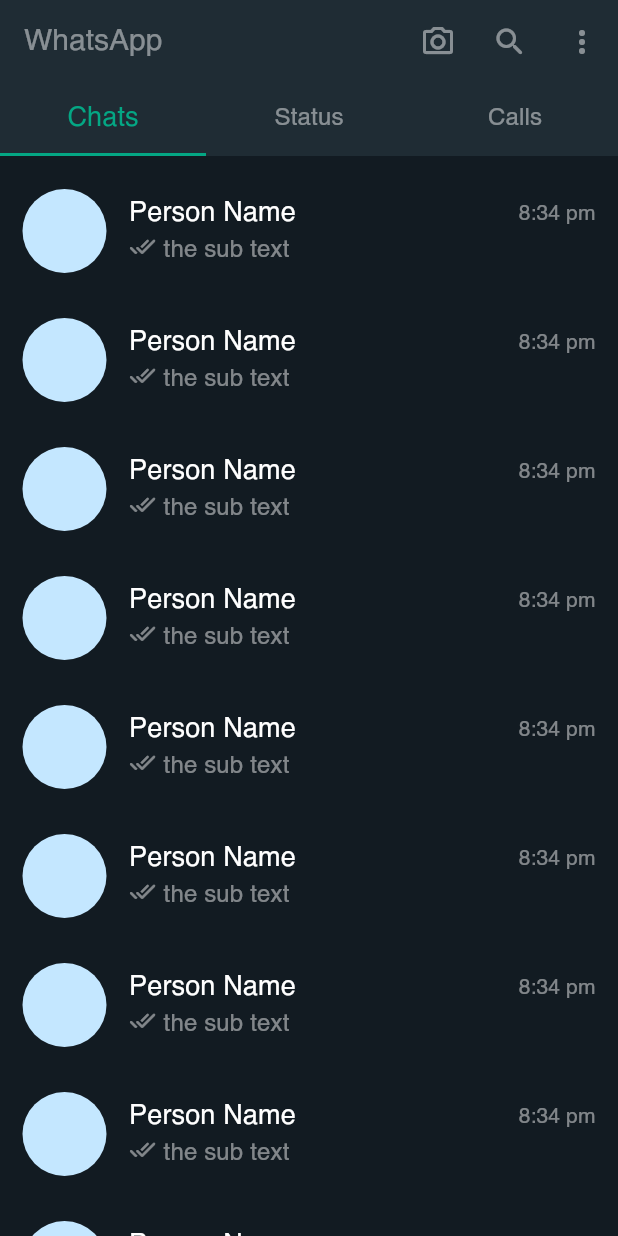
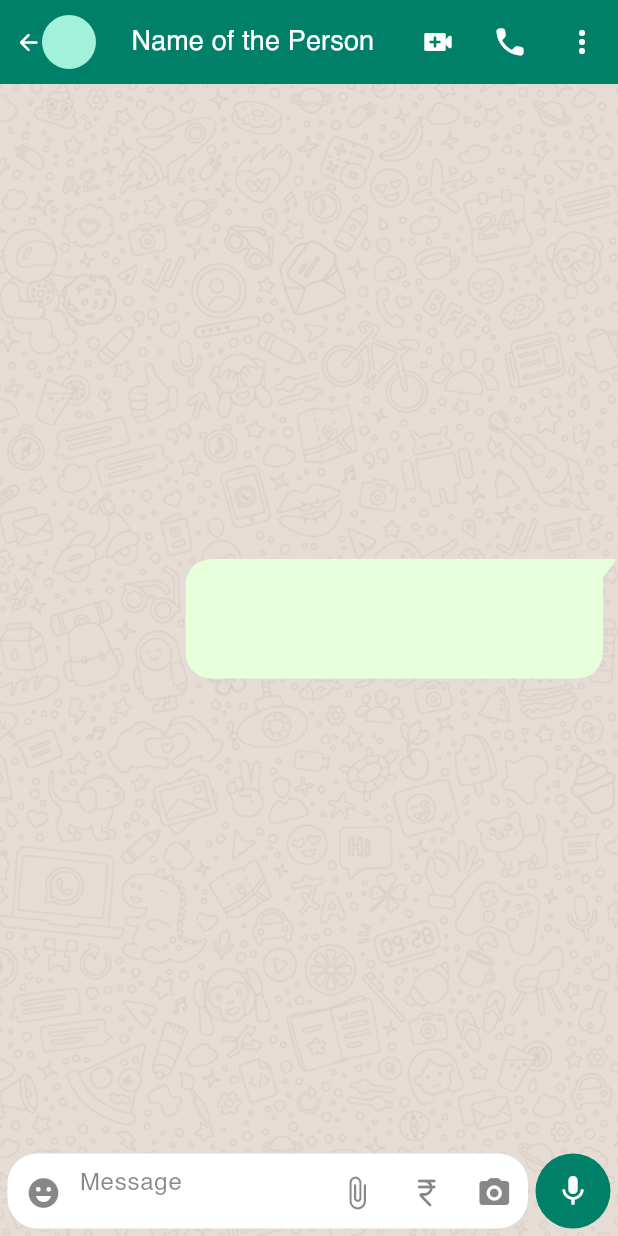
Before and after one commit to cyrDhanush/whatsapp_clone, a Flutter app: the screen it shows after launch, after a tap on "Person Name", on a phone screen of 412 x 824 dp. Run offline on Flutter 3.47's test engine with Material 2 defaults, Android fonts, the phone set to English and light mode, and no system bars.

Commit message:
chattingscreen half finished

```diff
--- a/lib/main.dart
+++ b/lib/main.dart
@@ -1,5 +1,6 @@
 import 'package:flutter/material.dart';
 import 'package:flutter/services.dart';
+import 'package:whatsapp_clone/screens/chatscreen/chatscreen.dart';
 import 'package:whatsapp_clone/screens/mainscreens/homescaffold.dart';
 import 'package:whatsapp_clone/theme/darktheme.dart';
 import 'package:whatsapp_clone/theme/lighttheme.dart';
@@ -10,8 +11,8 @@ void main() {
     statusBarBrightness: Brightness.light,
     statusBarColor: Colors.white.withAlpha(0),
   ));
-  // theme = lightTheme;
-  theme = darkTheme;
+  theme = lightTheme;
+  // theme = darkTheme;
   runApp(const MyApp());
 }
 
@@ -32,6 +33,7 @@ class MyApp extends StatelessWidget {
         scaffoldBackgroundColor: theme.scaffoldColor,
       ),
       home: HomeScreen(),
+      // home: ChatScreen(),
     );
   }
 }
--- /dev/null
+++ b/lib/screens/chatscreen/chatscreen.dart
@@ -0,0 +1,134 @@
+import 'package:flutter/material.dart';
+import 'package:whatsapp_clone/screens/chatscreen/widgets/chattextbox.dart';
+import 'package:whatsapp_clone/theme/colors.dart';
+import 'package:whatsapp_clone/theme/thememodal.dart';
+import 'package:whatsapp_clone/screens/chatscreen/widgets/chatmessagebox.dart';
+
+class ChatScreen extends StatefulWidget {
+  const ChatScreen({super.key});
+
+  @override
+  State<ChatScreen> createState() => _ChatScreenState();
+}
+
+class _ChatScreenState extends State<ChatScreen> {
+  @override
+  Widget build(BuildContext context) {
+    return Scaffold(
+      appBar: AppBar(
+        automaticallyImplyLeading: false,
+        flexibleSpace: SafeArea(
+          child: Column(
+            mainAxisAlignment: MainAxisAlignment.center,
+            children: [
+              Row(
+                children: [
+                  SizedBox(
+                    width: 5,
+                  ),
+                  TextButton(
+                    onPressed: () {
+                      Navigator.pop(context);
+                    },
+                    style: TextButton.styleFrom(
+                      foregroundColor: Colors.white,
+                      padding: EdgeInsets.zero,
+                    ),
+                    child: Row(
+                      children: [
+                        Icon(
+                          Icons.arrow_back_rounded,
+                          color: white,
+                        ),
+                        CircleAvatar(
+                          radius: 18,
+                        ),
+                      ],
+                    ),
+                  ),
+                  SizedBox(
+                    width: 7,
+                  ),
+                  Expanded(
+                    child: TextButton(
+                      onPressed: () {},
+                      style: TextButton.styleFrom(
+                        foregroundColor: theme.subonmaincolor,
+                        padding: EdgeInsets.zero,
+                        shape: RoundedRectangleBorder(
+                          borderRadius: BorderRadius.circular(2),
+                        ),
+                      ),
+                      child: Text(
+                        'Name of the Person',
+                        textAlign: TextAlign.left,
+                        style: theme.body1.copyWith(
+                          color: white,
+                        ),
+                      ),
+                    ),
+                  ),
+                  SizedBox(
+                    width: 7,
+                  ),
+                  Row(
+                    children: [
+                      IconButton(
+                        onPressed: () {},
+                        icon: Icon(
+                          Icons.video_call_rounded,
+                          color: white,
+                        ),
+                      ),
+                      IconButton(
+                        onPressed: () {},
+                        icon: Icon(
+                          Icons.call_rounded,
+                          color: white,
+                        ),
+                      ),
+                      IconButton(
+                        onPressed: () {},
+                        icon: Icon(
+                          Icons.more_vert_rounded,
+                          color: white,
+                        ),
+                      ),
+                    ],
+                  )
+                ],
+              ),
+            ],
+          ),
+        ),
+      ),
+      body: Container(
+        decoration: BoxDecoration(
+          image: DecorationImage(
+            fit: BoxFit.cover,
+            image: AssetImage('assets/images/' +
+                ((theme.themename == 'light')
+                    ? ('bglight.png')
+                    : ('bgdark.jpg'))),
+          ),
+        ),
+        child: Container(
+          // margin: EdgeInsets.all(2),
+          child: Column(
+            children: [
+              Expanded(
+                child: Row(
+                  mainAxisAlignment: MainAxisAlignment.end,
+                  children: [
+                    ChatMessageBox(),
+                  ],
+                ),
+              ),
+              ChatTextbox(),
+            ],
+          ),
+        ),
+      ),
+    );
+  }
+}
--- /dev/null
+++ b/lib/screens/chatscreen/widgets/chatmessagebox.dart
@@ -0,0 +1,50 @@
+import 'package:flutter/material.dart';
+import 'package:whatsapp_clone/theme/thememodal.dart';
+
+class ChatMessageBox extends StatelessWidget {
+  const ChatMessageBox({super.key});
+
+  @override
+  Widget build(BuildContext context) {
+    return ClipPath(
+      clipper: MessageClip(),
+      child: Container(
+        height: 80,
+        width: MediaQuery.of(context).size.width * 0.7,
+        color: theme.msgbg,
+      ),
+    );
+  }
+}
+
+class MessageClip extends CustomClipper<Path> {
+  final double borderradius = 20;
+  @override
+  Path getClip(Size size) {
+    Path msgclip = Path();
+    msgclip.moveTo(0, borderradius);
+
+    msgclip.lineTo(0, size.height - borderradius); //  bottom left
+    msgclip.quadraticBezierTo(
+        0, size.height, borderradius, size.height); // left bottom border radius
+
+    msgclip.lineTo(size.width - 10 - borderradius, size.height); // right bottom
+    msgclip.quadraticBezierTo(size.width - 10, size.height, size.width - 10,
+        size.height - borderradius); //right bottom borderradius
+
+    msgclip.lineTo(size.width - 10, 12.5); // right top below
+    msgclip.lineTo(size.width - 3, 3); // top right
+    msgclip.quadraticBezierTo(
+        size.width, 0, size.width - 3, 0); // after curvature
+
+    msgclip.lineTo(borderradius, 0); //  top left
+    msgclip.quadraticBezierTo(0, 0, 0, borderradius); // top left border radius
+
+    return msgclip;
+  }
+
+  @override
+  bool shouldReclip(covariant CustomClipper<Path> oldClipper) {
+    return true;
+  }
+}
--- /dev/null
+++ b/lib/screens/chatscreen/widgets/chattextbox.dart
@@ -0,0 +1,165 @@
+import 'package:flutter/material.dart';
+import 'package:whatsapp_clone/theme/thememodal.dart';
+
+class ChatTextbox extends StatefulWidget {
+  const ChatTextbox({super.key});
+
+  @override
+  State<ChatTextbox> createState() => _ChatTextboxState();
+}
+
+class _ChatTextboxState extends State<ChatTextbox> {
+  TextEditingController textboxcontroller = TextEditingController();
+  double msglines = 0;
+  lineCounter() {
+    int lc = 0;
+    String text = textboxcontroller.text.trim();
+    for (int i = 0; i < text.length; i++) {
+      if (text[i] == '\n') {
+        lc += 1;
+      }
+    }
+    msglines = ((lc >= 3) ? (3) : (lc)).toDouble();
+    setState(() {});
+  }
+
+  @override
+  Widget build(BuildContext context) {
+    return Container(
+      // height: 50,
+      margin: const EdgeInsets.only(bottom: 5),
+      decoration: BoxDecoration(
+        color: Colors.blue.withAlpha(0),
+      ),
+      child: Row(
+        children: [
+          const SizedBox(width: 5),
+          Expanded(
+            child: Container(
+              // height: 50,
+              decoration: BoxDecoration(
+                color: theme.oppmsgbg,
+                borderRadius: BorderRadius.circular(20),
+              ),
+              child: Row(
+                crossAxisAlignment: CrossAxisAlignment.end,
+                children: [
+                  IconButton(
+                    onPressed: () {},
+                    icon: Icon(
+                      Icons.emoji_emotions,
+                      color: theme.subonbg,
+                    ),
+                  ),
+                  Expanded(
+                    child: AnimatedContainer(
+                      duration: const Duration(milliseconds: 800),
+                      curve: Curves.fastLinearToSlowEaseIn,
+                      height: 50 + (msglines * 15),
+                      child: TextField(
+                        controller: textboxcontroller,
+                        style: theme.body2,
+                        keyboardType: TextInputType.multiline,
+                        cursorColor: theme.fabbg,
+                        maxLines: 3,
+                        onChanged: (text) {
+                          lineCounter();
+                          setState(() {});
+                        },
+                        decoration: InputDecoration(
+                          hintText: 'Message',
+                          hintStyle: theme.body2.copyWith(color: theme.subonbg),
+                          enabledBorder: UnderlineInputBorder(
+                            borderSide: BorderSide(
+                              color: Colors.white.withAlpha(0),
+                            ),
+                          ),
+                          focusedBorder: UnderlineInputBorder(
+                            borderSide: BorderSide(
+                              color: Colors.white.withAlpha(0),
+                            ),
+                          ),
+                        ),
+                      ),
+                    ),
+                  ),
+                  IconButton(
+                    onPressed: () {},
+                    icon: Icon(
+                      Icons.attach_file_rounded,
+                      color: theme.subonbg,
+                    ),
+                  ),
+                  AnimatedContainer(
+                    duration: const Duration(milliseconds: 800),
+                    curve: Curves.fastLinearToSlowEaseIn,
+                    width: (textboxcontroller.text.length == 0) ? (45) : (0),
+                    child: Visibility(
+                      visible: (textboxcontroller.text.length == 0)
+                          ? (true)
+                          : (false),
+                      child: IconButton(
+                        onPressed: () {},
+                        icon: Icon(
+                          Icons.currency_rupee_rounded,
+                          color: theme.subonbg,
+                        ),
+                      ),
+                    ),
+                  ),
+                  AnimatedContainer(
+                    duration: const Duration(milliseconds: 800),
+                    curve: Curves.fastLinearToSlowEaseIn,
+                    width: (textboxcontroller.text.length == 0) ? (45) : (0),
+                    child: Visibility(
+                      visible: (textboxcontroller.text.length == 0)
+                          ? (true)
+                          : (false),
+                      child: IconButton(
+                        onPressed: () {},
+                        icon: Icon(
+                          Icons.camera_alt_rounded,
+                          color: theme.subonbg,
+                        ),
+                      ),
+                    ),
+                  ),
+                ],
+              ),
+            ),
+          ),
+          const SizedBox(width: 5),
+          Container(
+            height: 50,
+            width: 50,
+            child: FloatingActionButton(
+              elevation: 0,
+              onPressed: () {
+                print(msglines);
+              },
+              backgroundColor: theme.fabbg,
+              shape: const CircleBorder(),
+              child: AnimatedCrossFade(
+                crossFadeState: (textboxcontroller.text.length == 0)
+                    ? (CrossFadeState.showFirst)
+                    : (CrossFadeState.showSecond),
+                duration: const Duration(milliseconds: 800),
+                firstCurve: Curves.fastLinearToSlowEaseIn,
+                secondCurve: Curves.fastLinearToSlowEaseIn,
+                firstChild: const Icon(
+                  Icons.mic,
+                  color: Colors.white,
+                ),
+                secondChild: const Icon(
+                  Icons.send,
+                  color: Colors.white,
+                ),
+              ),
+            ),
+          ),
+          const SizedBox(width: 5),
+        ],
+      ),
+    );
+  }
+}
--- a/lib/theme/colors.dart
+++ b/lib/theme/colors.dart
@@ -2,10 +2,12 @@ import 'package:flutter/material.dart';
 
 Color lightfg = Color(0xff008069);
 Color whdgreen = Color(0xff2CCF6A);
+Color whyellow = Color(0xffE7FFDB);
 
 Color darkfg = Color(0xff1F2C34);
 Color darkbg = Color(0xff121B22);
 Color darkgreen = Color(0xff04A784);
+Color msggreen = Color(0xff005D4B);
 
 Color white = Colors.white;
 Color black = Colors.black;
--- a/lib/theme/darktheme.dart
+++ b/lib/theme/darktheme.dart
@@ -4,12 +4,16 @@ import 'package:whatsapp_clone/theme/textstyles.dart';
 import 'package:whatsapp_clone/theme/thememodal.dart';
 
 ThemeModel darkTheme = ThemeModel(
+  themename: 'dark',
   maincolor: darkfg,
   accentcolor: darkgreen,
   subonmaincolor: Colors.white.withAlpha(120),
   subonbg: Colors.white.withAlpha(120),
   scaffoldColor: darkbg,
   indicatorColor: darkgreen,
+  msgbg: msggreen,
+  oppmsgbg: darkfg,
+  fabbg: darkgreen,
   head1: head1.copyWith(
     color: white,
   ),
--- a/lib/theme/lighttheme.dart
+++ b/lib/theme/lighttheme.dart
@@ -4,12 +4,16 @@ import 'package:whatsapp_clone/theme/textstyles.dart';
 import 'package:whatsapp_clone/theme/thememodal.dart';
 
 ThemeModel lightTheme = ThemeModel(
+  themename: 'light',
   maincolor: lightfg,
   accentcolor: whdgreen,
   subonmaincolor: Colors.white,
   subonbg: black.withAlpha(120),
   scaffoldColor: white,
   indicatorColor: white,
+  msgbg: whyellow,
+  oppmsgbg: white,
+  fabbg: lightfg,
   head1: head1.copyWith(
     color: black,
   ),
--- a/lib/theme/thememodal.dart
+++ b/lib/theme/thememodal.dart
@@ -4,6 +4,8 @@ import 'package:whatsapp_clone/theme/lighttheme.dart';
 late ThemeModel theme;
 
 class ThemeModel {
+  final String themename;
+
   /// colors
   final Color maincolor;
   final Color accentcolor;
@@ -11,6 +13,9 @@ class ThemeModel {
   final Color subonbg;
   final Color scaffoldColor;
   final Color indicatorColor;
+  final Color msgbg; // color for message from me
+  final Color oppmsgbg; // color for message from 2nd person
+  final Color fabbg;
 
   /// text styles
   final TextStyle head1;
@@ -21,12 +26,16 @@ class ThemeModel {
   final TextStyle body3;
 
   ThemeModel({
+    required this.themename,
     required this.maincolor,
     required this.accentcolor,
     required this.subonmaincolor,
     required this.subonbg,
     required this.scaffoldColor,
     required this.indicatorColor,
+    required this.fabbg,
+    required this.oppmsgbg,
+    required this.msgbg,
     required this.head1,
     required this.head2,
     required this.body1,
--- a/lib/widgets/chattile.dart
+++ b/lib/widgets/chattile.dart
@@ -1,4 +1,5 @@
 import 'package:flutter/material.dart';
+import 'package:whatsapp_clone/screens/chatscreen/chatscreen.dart';
 import 'package:whatsapp_clone/theme/thememodal.dart';
 
 class ChatTile extends StatelessWidget {
@@ -7,7 +8,10 @@ class ChatTile extends StatelessWidget {
   @override
   Widget build(BuildContext context) {
     return TextButton(
-      onPressed: () {},
+      onPressed: () {
+        Navigator.of(context)
+            .push(MaterialPageRoute(builder: (context) => ChatScreen()));
+      },
       style: TextButton.styleFrom(
         padding: EdgeInsets.symmetric(vertical: 3, horizontal: 15),
         foregroundColor: theme.subonbg,
--- a/pubspec.yaml
+++ b/pubspec.yaml
@@ -28,6 +28,7 @@ environment:
 # the latest version available on pub.dev. To see which dependencies have newer
 # versions available, run `flutter pub outdated`.
 dependencies:
+  restart_app: ^1.2.1
   flutter:
     sdk: flutter
 
@@ -59,8 +60,8 @@ flutter:
   uses-material-design: true
 
   # To add assets to your application, add an assets section, like this:
-  # assets:
-  #   - images/a_dot_burr.jpeg
+  assets:
+    - assets/images/
   #   - images/a_dot_ham.jpeg
 
   # An image asset can refer to one or more resolution-specific "variants", see
```
Also changed, not shown: assets/images/bgdark.jpg (added), assets/images/bglight.png (added), pubspec.lock.
